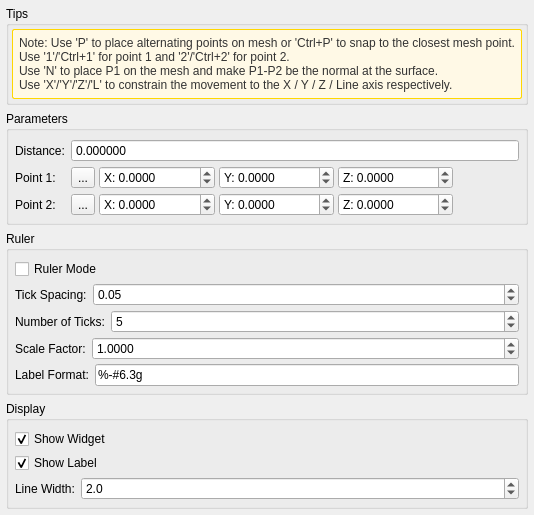
The window that libs/PCLEngine/Tools/MeasurementTools/cvDistanceToolDlg.ui (Asher-1/ACloudViewer) describes before a commit, drawn with Qt 5.
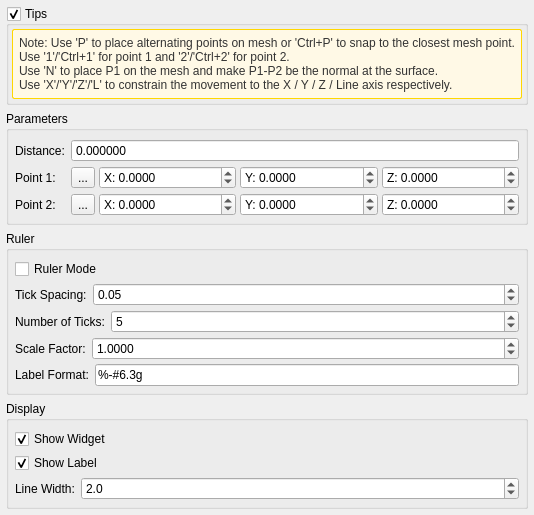
The same window after the commit. Icons and pictures are not drawn.

```diff
--- a/libs/PCLEngine/Tools/MeasurementTools/cvDistanceToolDlg.ui
+++ b/libs/PCLEngine/Tools/MeasurementTools/cvDistanceToolDlg.ui
@@ -11,7 +11,7 @@
    </rect>
   </property>
   <property name="sizePolicy">
-   <sizepolicy hsizetype="Minimum" vsizetype="Preferred">
+   <sizepolicy hsizetype="Preferred" vsizetype="Preferred">
     <horstretch>0</horstretch>
     <verstretch>0</verstretch>
    </sizepolicy>
@@ -38,7 +38,7 @@
    <item>
     <widget class="QGroupBox" name="shortcutsTipsGroupBox">
      <property name="sizePolicy">
-      <sizepolicy hsizetype="Minimum" vsizetype="Minimum">
+      <sizepolicy hsizetype="Preferred" vsizetype="Maximum">
        <horstretch>0</horstretch>
        <verstretch>0</verstretch>
       </sizepolicy>
@@ -46,6 +46,12 @@
      <property name="title">
       <string>Tips</string>
      </property>
+     <property name="checkable">
+      <bool>true</bool>
+     </property>
+     <property name="checked">
+      <bool>true</bool>
+     </property>
      <layout class="QVBoxLayout" name="shortcutsTipsLayout">
       <property name="spacing">
        <number>2</number>
@@ -65,23 +71,14 @@
       <item>
        <widget class="QLabel" name="instructionLabel">
        <property name="sizePolicy">
-        <sizepolicy hsizetype="Minimum" vsizetype="Minimum">
+        <sizepolicy hsizetype="Preferred" vsizetype="Preferred">
          <horstretch>0</horstretch>
          <verstretch>0</verstretch>
         </sizepolicy>
        </property>
-       <property name="minimumSize">
-        <size>
-         <width>0</width>
-         <height>0</height>
-        </size>
-       </property>
        <property name="alignment">
         <set>Qt::AlignLeading|Qt::AlignLeft|Qt::AlignTop</set>
        </property>
-        <property name="scaledContents">
-         <bool>false</bool>
-        </property>
         <property name="text">
          <string>Note: Use 'P' to place alternating points on mesh or 'Ctrl+P' to snap to the closest mesh point.
 Use '1'/'Ctrl+1' for point 1 and '2'/'Ctrl+2' for point 2.
@@ -106,6 +103,9 @@
     color: #333;
 }</string>
         </property>
+        <property name="minimumHeight">
+         <number>130</number>
+        </property>
        </widget>
       </item>
      </layout>
@@ -147,7 +147,7 @@
           </property>
          </widget>
         </item>
-        <item row="0" column="1" colspan="4">
+        <item row="0" column="1">
          <widget class="QDoubleSpinBox" name="distanceSpinBox">
           <property name="readOnly">
            <bool>true</bool>
@@ -212,9 +212,15 @@
             <property name="prefix">
              <string>X: </string>
             </property>
+            <property name="minimumSize">
+             <size>
+              <width>55</width>
+              <height>0</height>
+             </size>
+            </property>
             <property name="sizePolicy">
-             <sizepolicy hsizetype="Minimum" vsizetype="Fixed">
-              <horstretch>0</horstretch>
+             <sizepolicy hsizetype="Expanding" vsizetype="Fixed">
+              <horstretch>1</horstretch>
               <verstretch>0</verstretch>
              </sizepolicy>
             </property>
@@ -237,9 +243,15 @@
             <property name="prefix">
              <string>Y: </string>
             </property>
+            <property name="minimumSize">
+             <size>
+              <width>55</width>
+              <height>0</height>
+             </size>
+            </property>
             <property name="sizePolicy">
-             <sizepolicy hsizetype="Minimum" vsizetype="Fixed">
-              <horstretch>0</horstretch>
+             <sizepolicy hsizetype="Expanding" vsizetype="Fixed">
+              <horstretch>1</horstretch>
               <verstretch>0</verstretch>
              </sizepolicy>
             </property>
@@ -262,9 +274,15 @@
             <property name="prefix">
              <string>Z: </string>
             </property>
+            <property name="minimumSize">
+             <size>
+              <width>55</width>
+              <height>0</height>
+             </size>
+            </property>
             <property name="sizePolicy">
-             <sizepolicy hsizetype="Minimum" vsizetype="Fixed">
-              <horstretch>0</horstretch>
+             <sizepolicy hsizetype="Expanding" vsizetype="Fixed">
+              <horstretch>1</horstretch>
               <verstretch>0</verstretch>
              </sizepolicy>
             </property>
@@ -324,9 +342,15 @@
             <property name="prefix">
              <string>X: </string>
             </property>
+            <property name="minimumSize">
+             <size>
+              <width>55</width>
+              <height>0</height>
+             </size>
+            </property>
             <property name="sizePolicy">
-             <sizepolicy hsizetype="Minimum" vsizetype="Fixed">
-              <horstretch>0</horstretch>
+             <sizepolicy hsizetype="Expanding" vsizetype="Fixed">
+              <horstretch>1</horstretch>
               <verstretch>0</verstretch>
              </sizepolicy>
             </property>
@@ -349,9 +373,15 @@
             <property name="prefix">
              <string>Y: </string>
             </property>
+            <property name="minimumSize">
+             <size>
+              <width>55</width>
+              <height>0</height>
+             </size>
+            </property>
             <property name="sizePolicy">
-             <sizepolicy hsizetype="Minimum" vsizetype="Fixed">
-              <horstretch>0</horstretch>
+             <sizepolicy hsizetype="Expanding" vsizetype="Fixed">
+              <horstretch>1</horstretch>
               <verstretch>0</verstretch>
              </sizepolicy>
             </property>
@@ -374,9 +404,15 @@
             <property name="prefix">
              <string>Z: </string>
             </property>
+            <property name="minimumSize">
+             <size>
+              <width>55</width>
+              <height>0</height>
+             </size>
+            </property>
             <property name="sizePolicy">
-             <sizepolicy hsizetype="Minimum" vsizetype="Fixed">
-              <horstretch>0</horstretch>
+             <sizepolicy hsizetype="Expanding" vsizetype="Fixed">
+              <horstretch>1</horstretch>
               <verstretch>0</verstretch>
              </sizepolicy>
             </property>
```
